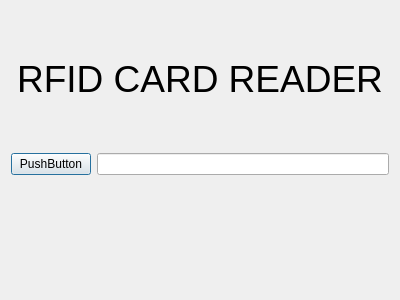
Before: the Qt Designer form card-login-exercise/card.ui in Onsekyl/school-oop-exercises, drawn with Qt 5.
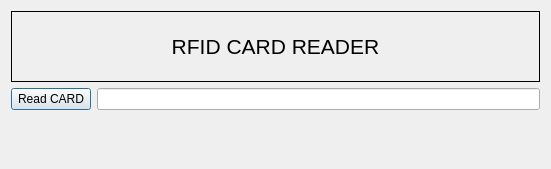
After: the same form once the commit is applied.

```diff
--- a/card-login-exercise/card.ui
+++ b/card-login-exercise/card.ui
@@ -1,26 +1,31 @@
 <?xml version="1.0" encoding="UTF-8"?>
 <ui version="4.0">
- <class>Card</class>
- <widget class="QDialog" name="Card">
+ <class>CARD</class>
+ <widget class="QDialog" name="CARD">
   <property name="geometry">
    <rect>
     <x>0</x>
     <y>0</y>
-    <width>400</width>
-    <height>300</height>
+    <width>551</width>
+    <height>169</height>
    </rect>
   </property>
   <property name="windowTitle">
    <string>Dialog</string>
   </property>
+  <layout class="QGridLayout" name="gridLayout">
+   <item row="0" column="0">
   <layout class="QVBoxLayout" name="verticalLayout">
    <item>
     <widget class="QLabel" name="label">
      <property name="font">
       <font>
-       <pointsize>28</pointsize>
-      </font>
-     </property>
+         <pointsize>16</pointsize>
+        </font>
+       </property>
+       <property name="frameShape">
+        <enum>QFrame::Shape::Box</enum>
+       </property>
      <property name="text">
       <string>RFID CARD READER</string>
      </property>
@@ -32,14 +37,16 @@
    <item>
     <layout class="QFormLayout" name="formLayout">
      <item row="0" column="0">
-      <widget class="QPushButton" name="readCardButton">
+        <widget class="QPushButton" name="pushButton">
        <property name="text">
-        <string>PushButton</string>
+          <string>Read CARD</string>
        </property>
       </widget>
      </item>
      <item row="0" column="1">
       <widget class="QLineEdit" name="lineEdit"/>
+       </item>
+      </layout>
      </item>
     </layout>
    </item>
```
Lines whose indentation alone changed are shown as unchanged.
